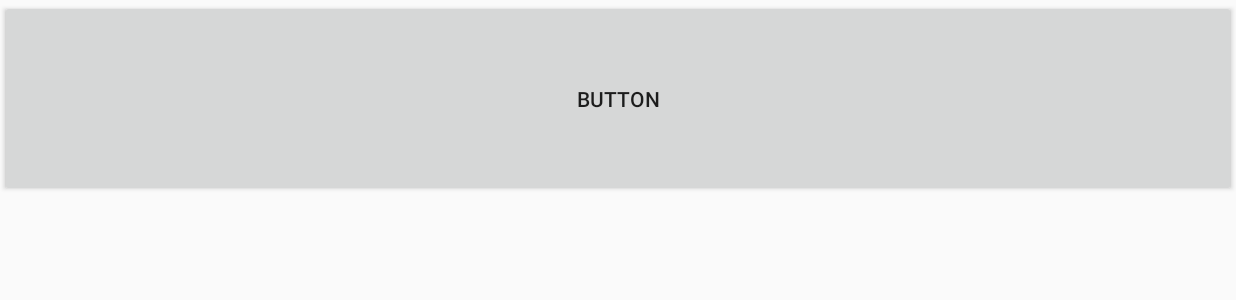
After one commit to vpinnaka/COS-635-AI-Robotics-Project, an Android app: the SettingActivity screen opened directly, with no data from a screen before it, on a phone screen of 824 x 412 dp (held sideways). The commit adds this screen. Shown: the top 300 px of the screen. Run offline under Robolectric (Android 15) with nearby library versions, the phone set to English and light mode, and no system bars.

Commit message:
Add Setting page

```diff
--- a/EMILY/app/build.gradle
+++ b/EMILY/app/build.gradle
@@ -27,11 +27,11 @@ dependencies {
     androidTestCompile('com.android.support.test.espresso:espresso-core:2.2.2', {
         exclude group: 'com.android.support', module: 'support-annotations'
     })
+    compile 'com.android.support:design:25.2.0'
+
     compile 'com.android.support:appcompat-v7:25.2.0'
     compile 'com.android.support:design:25.2.0'
     compile 'com.android.support.constraint:constraint-layout:1.0.2'
+    compile 'com.google.android.gms:play-services-maps:10.2.0'
     testCompile 'junit:junit:4.12'
-    compile 'com.android.support:design:25.2.0'
-    compile 'com.google.android.gms:play-services-maps:10.2.0'
-
 }
--- /dev/null
+++ b/EMILY/app/src/main/java/android/app/com/emilyrobot/SettingActivity.java
@@ -0,0 +1,37 @@
+package android.app.com.emilyrobot;
+
+import android.content.Intent;
+import android.support.annotation.IntDef;
+import android.support.v7.app.AppCompatActivity;
+import android.os.Bundle;
+import android.view.View;
+import android.widget.Button;
+
+public class SettingActivity extends AppCompatActivity {
+
+    @Override
+    protected void onCreate(Bundle savedInstanceState) {
+        super.onCreate(savedInstanceState);
+        setContentView(R.layout.activity_setting);
+
+        // Get the Intent that started this activity and extract the string
+        //Intent intent = getIntent();
+        //String message = intent.getStringExtra(HomeActivity.EXTRA_MESSAGE);
+
+        // Capture the layout's TextView and set the string as its text
+        //TextView textView = (TextView) findViewById(R.id.textView);
+        //textView.setText(message);
+        Button connectButton = (Button) findViewById(R.id.cancelButton);
+        connectButton.setOnClickListener(new View.OnClickListener() {
+
+            @Override
+            public void onClick(View view) {
+                finish();
+            }
+        });
+    }
+
+    private void leaveSetting() {
+        //onBackPressed();
+    }
+}
--- a/EMILY/app/src/main/res/layout/activity_home.xml
+++ b/EMILY/app/src/main/res/layout/activity_home.xml
@@ -46,10 +46,11 @@
          android:id="@+id/settingButton"
          android:layout_width="wrap_content"
          android:layout_height="wrap_content"
+         android:layout_gravity="right"
+         android:layout_marginLeft="40dp"
          android:layout_marginRight="40dp"
-         android:layout_marginLeft="40dp"
-         android:layout_gravity="right"
          android:background="?android:attr/selectableItemBackground"
+         android:onClick="openSettingsPage"
          android:src="@drawable/ic_settings_black_24dp" />
 
      <TextView
--- /dev/null
+++ b/EMILY/app/src/main/res/layout/activity_setting.xml
@@ -0,0 +1,17 @@
+<?xml version="1.0" encoding="utf-8"?>
+<LinearLayout xmlns:android="http://schemas.android.com/apk/res/android"
+    xmlns:app="http://schemas.android.com/apk/res-auto"
+    xmlns:tools="http://schemas.android.com/tools"
+    android:layout_width="match_parent"
+    android:layout_height="match_parent"
+    android:orientation="vertical"
+    tools:context="android.app.com.emilyrobot.SettingActivity"
+    android:weightSum="1">
+
+    <Button
+        android:id="@+id/cancelButton"
+        android:layout_width="match_parent"
+        android:layout_height="wrap_content"
+        android:layout_weight="0.23"
+        android:text="Button" />
+</LinearLayout>
```
Also changed, not shown: EMILY/app/src/main/AndroidManifest.xml (+15 -9 lines), EMILY/app/src/main/java/android/app/com/emilyrobot/HomeActivity.java (+11 -1 lines).
